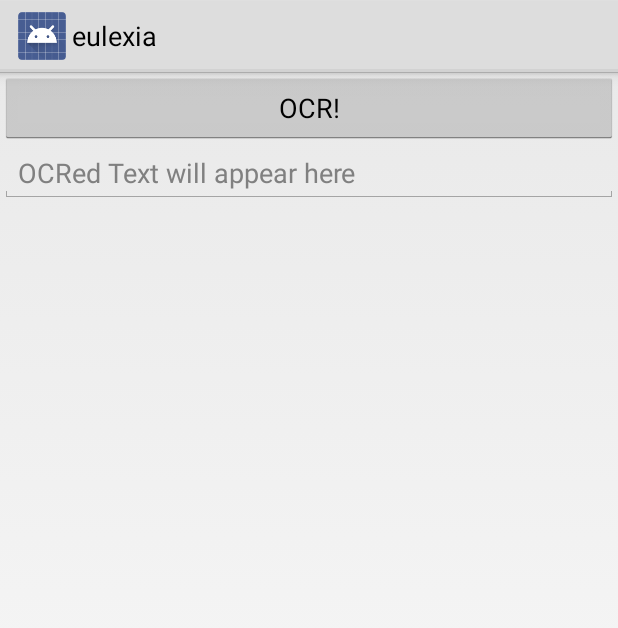
After one commit to scheah/eulexia, an Android app: the layout main.xml on its own in the app's theme, with its tools: preview values and no code run, on a phone screen of 412 x 824 dp. The commit adds this screen. Shown: the top 628 px of the screen. Run offline under Robolectric (Android 15) with nearby library versions, the phone set to English and light mode, and no system bars.

Commit message:
pg: simple ocr activity stuff
*not yet connected to MainActivity (WIP)

```diff
--- /dev/null
+++ b/app/src/main/res/layout/main.xml
@@ -0,0 +1,19 @@
+<?xml version="1.0" encoding="utf-8"?>
+<LinearLayout xmlns:android="http://schemas.android.com/apk/res/android"
+    android:layout_width="fill_parent"
+    android:layout_height="fill_parent"
+    android:orientation="vertical" >
+
+    <Button
+        android:id="@+id/button"
+        android:layout_width="match_parent"
+        android:layout_height="wrap_content"
+        android:text="@string/button_text" />
+
+    <EditText
+        android:id="@+id/field"
+        android:layout_width="match_parent"
+        android:layout_height="wrap_content"
+        android:hint="@string/text_hint" />
+
+</LinearLayout>
--- a/app/src/main/res/values/strings.xml
+++ b/app/src/main/res/values/strings.xml
@@ -3,4 +3,7 @@
     <string name="title_activity_main">Hello World Immersion</string>
     <string name="hello_world">Hello world!</string>
     <string name="title_activity_ocr">OCR Activity</string>
+
+    <string name="button_text">OCR!</string>
+    <string name="text_hint">OCRed Text will appear here</string>
 </resources>
```
Also changed, not shown: app/src/main/AndroidManifest.xml (+11 -0 lines), app/src/main/java/edu/ucsd/cse/eulexia/OCRActivity.java (added, +230 -0 lines).
